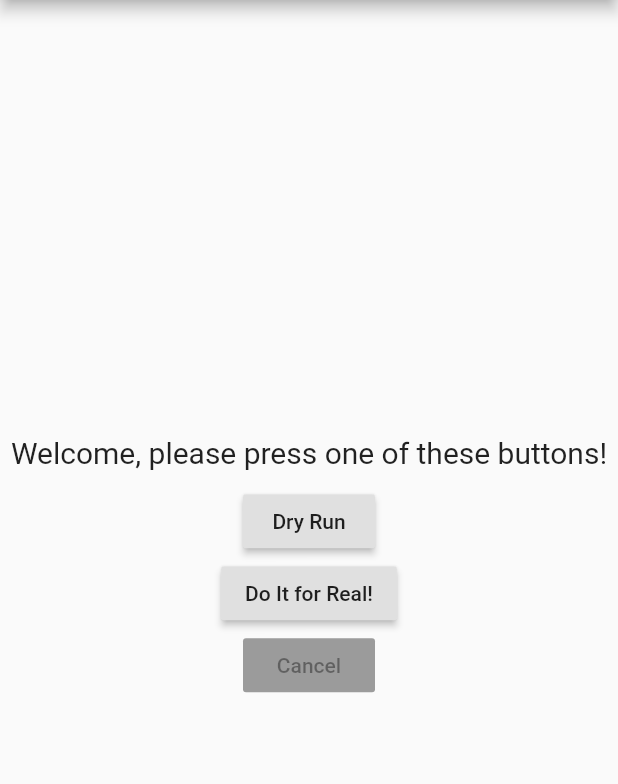
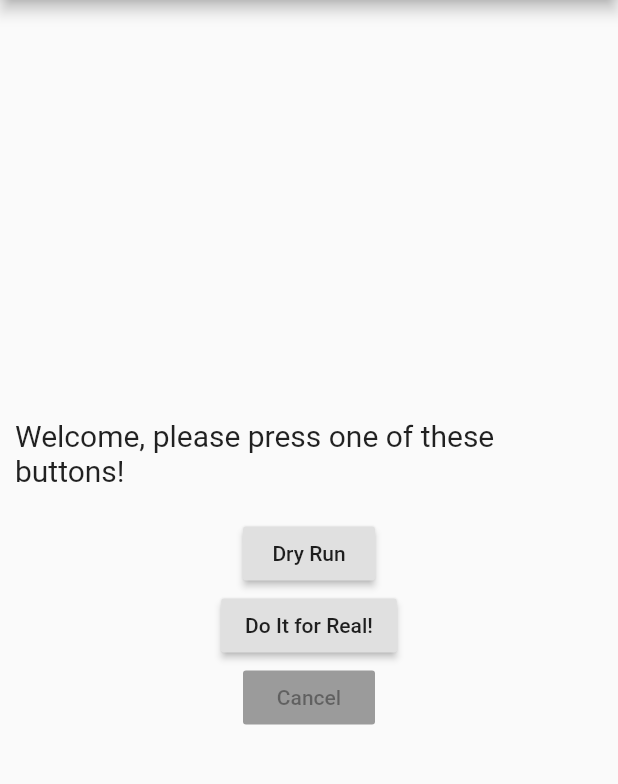
Before and after one commit to dtinth/galaxy_motion_photo_extractor, a Flutter app: the screen it shows after launch, on a phone screen of 412 x 824 dp, the part 84-868 px from its top. Run offline on Flutter 3.47's test engine with Material 2 defaults, Android fonts, the phone set to English and light mode, and no system bars; missing offline and left inert: simple_permissions.

Commit message:
add a bit of padding

```diff
--- a/lib/main.dart
+++ b/lib/main.dart
@@ -44,9 +44,12 @@ class _MyHomePageState extends State<MyHomePage> {
         child: Column(
           mainAxisAlignment: MainAxisAlignment.center,
           children: <Widget>[
-            Text(
-              '$_status',
-              style: TextStyle(fontSize: 20),
+            Padding(
+              padding: EdgeInsets.all(10),
+              child: Text(
+                '$_status',
+                style: TextStyle(fontSize: 20),
+              ),
             ),
             Padding(
                 padding: EdgeInsets.all(10),
```
